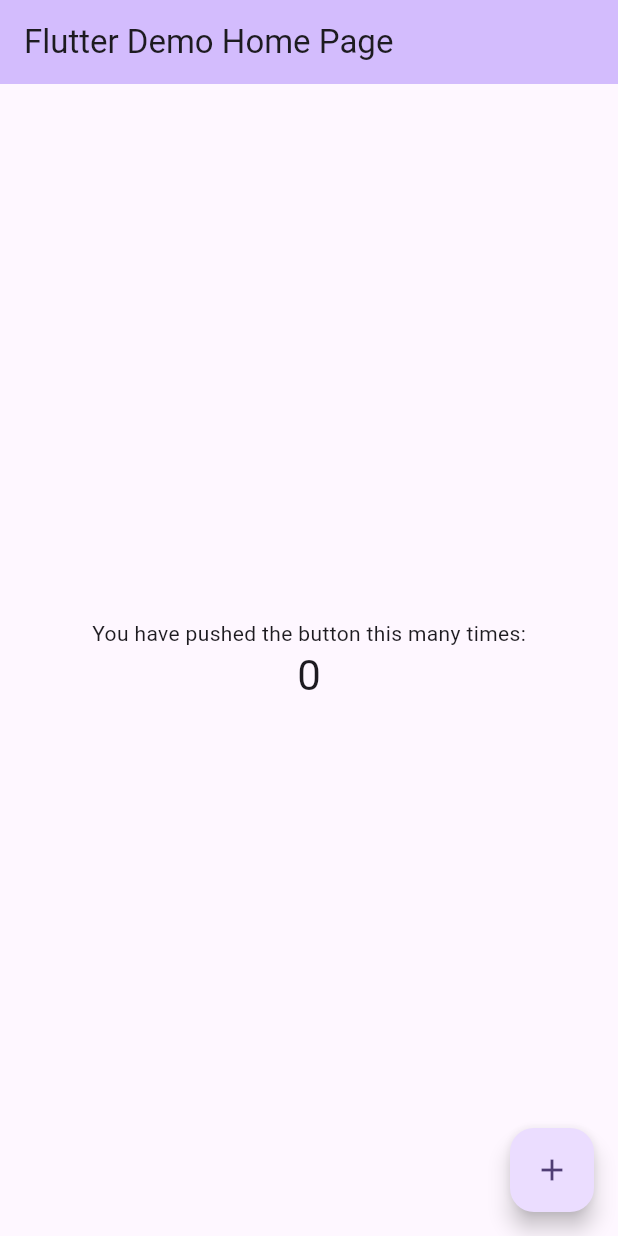
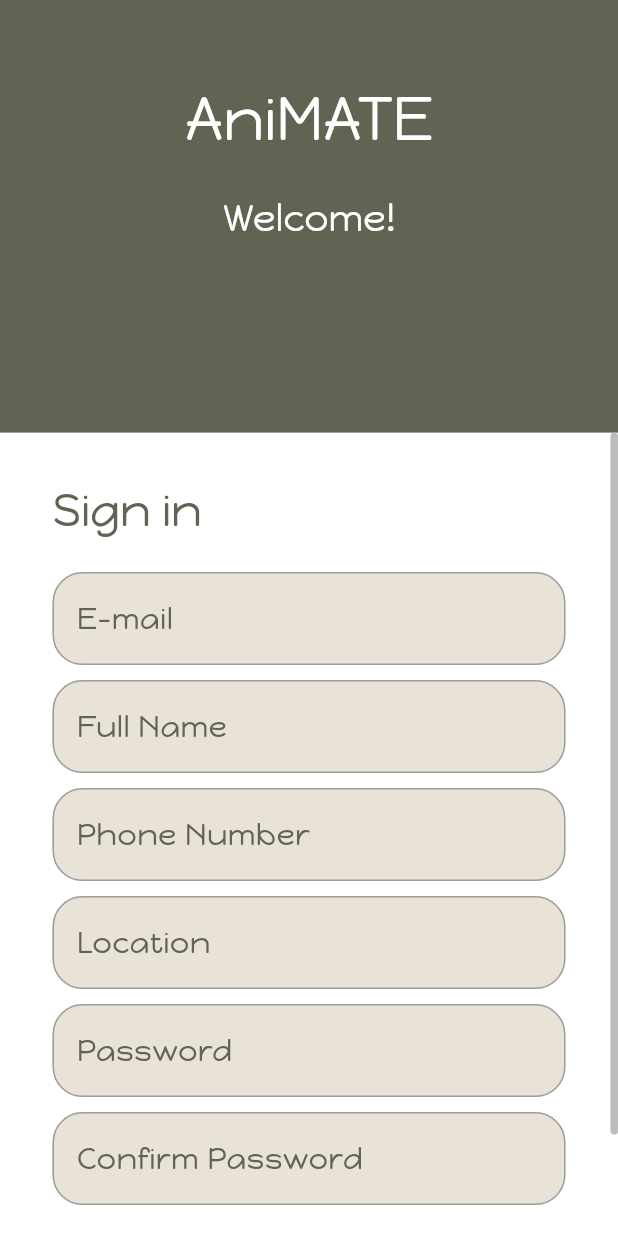
Before and after one commit to Solo0101/AniMate, a Flutter app: the screen it shows after launch, on a phone screen of 412 x 824 dp. Run offline on Flutter 3.47's test engine with Material 3 defaults, Android fonts, the phone set to English and light mode, and no system bars.

Commit message:
Added Register Page and some other components

```diff
--- /dev/null
+++ b/frontend/lib/components/my_button.dart
@@ -0,0 +1,10 @@
+import 'package:flutter/material.dart';
+
+class MyButton extends StatelessWidget {
+  const MyButton({Key? key}) : super(key: key);
+
+  @override
+  Widget build(BuildContext context) {
+    return Container();
+  }
+}
--- /dev/null
+++ b/frontend/lib/components/my_textfield.dart
@@ -0,0 +1,38 @@
+import 'package:flutter/material.dart';
+
+class MyTextField extends StatelessWidget {
+  final controller;
+  final String hintText;
+  final bool obscureText;
+
+  const MyTextField({
+    super.key,
+    required this.controller,
+    required this.hintText,
+    required this.obscureText,
+  });
+
+  @override
+  Widget build(BuildContext context) {
+    return Padding(
+      padding: const EdgeInsets.symmetric(horizontal: 35.0, vertical: 5.0),
+      child: TextField(
+        controller: controller,
+        obscureText: obscureText,
+        decoration: InputDecoration(
+            enabledBorder: OutlineInputBorder(
+              borderRadius: BorderRadius.circular(20.0),
+              borderSide: BorderSide(color: Colors.grey),
+            ),
+            focusedBorder: OutlineInputBorder(
+              borderSide: BorderSide(color: Colors.grey.shade400),
+            ),
+            fillColor: Color(0xAADDD4C3),
+            filled: true,
+            hintText: hintText,
+            hintStyle: TextStyle(color: Color(0xFF626353),
+            fontSize: 20.0)),
+      ),
+    );
+  }
+}
--- a/frontend/lib/main.dart
+++ b/frontend/lib/main.dart
@@ -1,11 +1,12 @@
 import 'package:flutter/material.dart';
+import 'package:frontend/pages/register_page.dart';
 
 void main() {
-  runApp(const MyApp());
+  runApp(const AniMATEApp());
 }
 
-class MyApp extends StatelessWidget {
-  const MyApp({super.key});
+class AniMATEApp extends StatelessWidget {
+  const AniMATEApp({Key? key}) : super(key: key);
 
   // This widget is the root of your application.
   @override
@@ -15,111 +16,18 @@
       theme: ThemeData(
         // This is the theme of your application.
         //
-        // TRY THIS: Try running your application with "flutter run". You'll see
-        // the application has a purple toolbar. Then, without quitting the app,
-        // try changing the seedColor in the colorScheme below to Colors.green
-        // and then invoke "hot reload" (save your changes or press the "hot
-        // reload" button in a Flutter-supported IDE, or press "r" if you used
-        // the command line to start the app).
-        //
+        // Try running your application with "flutter run". You'll see the
+        // application has a blue toolbar. Then, without quitting the app, try
+        // changing the primarySwatch below to Colors.green and then invoke
+        // "hot reload" (press "r" in the console where you ran "flutter run",
+        // or simply save your changes to "hot reload" in a Flutter IDE).
         // Notice that the counter didn't reset back to zero; the application
-        // state is not lost during the reload. To reset the state, use hot
-        // restart instead.
-        //
-        // This works for code too, not just values: Most code changes can be
-        // tested with just a hot reload.
-        colorScheme: ColorScheme.fromSeed(seedColor: Colors.deepPurple),
-        useMaterial3: true,
+        // is not restarted.
+        primarySwatch: Colors.deepOrange,
+        fontFamily: 'HappyMonkey'
       ),
-      home: const MyHomePage(title: 'Flutter Demo Home Page'),
+      darkTheme: ThemeData.dark(),
+      home: RegisterPage(),
     );
   }
 }
-
-class MyHomePage extends StatefulWidget {
-  const MyHomePage({super.key, required this.title});
-
-  // This widget is the home page of your application. It is stateful, meaning
-  // that it has a State object (defined below) that contains fields that affect
-  // how it looks.
-
-  // This class is the configuration for the state. It holds the values (in this
-  // case the title) provided by the parent (in this case the App widget) and
-  // used by the build method of the State. Fields in a Widget subclass are
-  // always marked "final".
-
-  final String title;
-
-  @override
-  State<MyHomePage> createState() => _MyHomePageState();
-}
-
-class _MyHomePageState extends State<MyHomePage> {
-  int _counter = 0;
-
-  void _incrementCounter() {
-    setState(() {
-      // This call to setState tells the Flutter framework that something has
-      // changed in this State, which causes it to rerun the build method below
-      // so that the display can reflect the updated values. If we changed
-      // _counter without calling setState(), then the build method would not be
-      // called again, and so nothing would appear to happen.
-      _counter++;
-    });
-  }
-
-  @override
-  Widget build(BuildContext context) {
-    // This method is rerun every time setState is called, for instance as done
-    // by the _incrementCounter method above.
-    //
-    // The Flutter framework has been optimized to make rerunning build methods
-    // fast, so that you can just rebuild anything that needs updating rather
-    // than having to individually change instances of widgets.
-    return Scaffold(
-      appBar: AppBar(
-        // TRY THIS: Try changing the color here to a specific color (to
-        // Colors.amber, perhaps?) and trigger a hot reload to see the AppBar
-        // change color while the other colors stay the same.
-        backgroundColor: Theme.of(context).colorScheme.inversePrimary,
-        // Here we take the value from the MyHomePage object that was created by
-        // the App.build method, and use it to set our appbar title.
-        title: Text(widget.title),
-      ),
-      body: Center(
-        // Center is a layout widget. It takes a single child and positions it
-        // in the middle of the parent.
-        child: Column(
-          // Column is also a layout widget. It takes a list of children and
-          // arranges them vertically. By default, it sizes itself to fit its
-          // children horizontally, and tries to be as tall as its parent.
-          //
-          // Column has various properties to control how it sizes itself and
-          // how it positions its children. Here we use mainAxisAlignment to
-          // center the children vertically; the main axis here is the vertical
-          // axis because Columns are vertical (the cross axis would be
-          // horizontal).
-          //
-          // TRY THIS: Invoke "debug painting" (choose the "Toggle Debug Paint"
-          // action in the IDE, or press "p" in the console), to see the
-          // wireframe for each widget.
-          mainAxisAlignment: MainAxisAlignment.center,
-          children: <Widget>[
-            const Text(
-              'You have pushed the button this many times:',
-            ),
-            Text(
-              '$_counter',
-              style: Theme.of(context).textTheme.headlineMedium,
-            ),
-          ],
-        ),
-      ),
-      floatingActionButton: FloatingActionButton(
-        onPressed: _incrementCounter,
-        tooltip: 'Increment',
-        child: const Icon(Icons.add),
-      ), // This trailing comma makes auto-formatting nicer for build methods.
-    );
-  }
-}
--- /dev/null
+++ b/frontend/lib/pages/login_page.dart
@@ -0,0 +1,10 @@
+import 'package:flutter/material.dart';
+
+class LoginPage extends StatelessWidget {
+  const LoginPage({Key? key}) : super(key: key);
+
+  @override
+  Widget build(BuildContext context) {
+    return Container();
+  }
+}
--- /dev/null
+++ b/frontend/lib/pages/register_page.dart
@@ -0,0 +1,168 @@
+import 'package:flutter/cupertino.dart';
+import 'package:flutter/material.dart';
+import 'package:frontend/components/my_textfield.dart';
+import 'package:frontend/pages/login_page.dart';
+import 'package:flutter/gestures.dart';
+
+class RegisterPage extends StatelessWidget {
+  RegisterPage({super.key});
+
+  final emailController = TextEditingController();
+  final fullNameController = TextEditingController();
+  final phoneNumberController = TextEditingController();
+  final locationController = TextEditingController();
+  final passwordController = TextEditingController();
+  final confirmPasswordController = TextEditingController();
+
+  @override
+  Widget build(BuildContext context) {
+    return Scaffold(
+      resizeToAvoidBottomInset: false,
+      body: Container(
+        color: Colors.white,
+        child: Column(
+          children: <Widget>[
+            Container(
+              height: MediaQuery.of(context).size.height * 0.35,
+              color: const Color(0xFF626353),
+              child: const Center(
+                child: SafeArea(
+                  child: Column(
+                    children: [
+                      SizedBox(
+                        height: 50,
+                      ),
+                      Text('AniMATE',
+                          style:
+                              TextStyle(fontSize: 40.0, color: Colors.white)),
+                      SizedBox(
+                        height: 20,
+                      ),
+                      Text('Welcome!',
+                          style: TextStyle(fontSize: 25.0, color: Colors.white))
+                    ],
+                  ),
+                ),
+              ),
+            ),
+            Container(
+              height: MediaQuery.of(context).size.height * 0.65,
+              child: Scrollbar(
+                thickness: 5.0,
+                thumbVisibility: true,
+                radius: const Radius.circular(20.0),
+                child: SingleChildScrollView(
+                  child: Column(
+                    children: [
+                      Padding(
+                        padding:
+                            const EdgeInsets.fromLTRB(35.0, 30.0, 0.0, 15.0),
+                        child: Row(
+                          mainAxisAlignment: MainAxisAlignment.start,
+                          children: [
+                            Text('Sign in',
+                                style: TextStyle(
+                                  fontSize: 30.0,
+                                  color: Color(0xFF626353),
+                                )),
+                          ],
+                        ),
+                      ),
+                      MyTextField(
+                        controller: emailController,
+                        hintText: 'E-mail',
+                        obscureText: false,
+                      ),
+                      MyTextField(
+                        controller: fullNameController,
+                        hintText: 'Full Name',
+                        obscureText: false,
+                      ),
+                      MyTextField(
+                        controller: phoneNumberController,
+                        hintText: 'Phone Number',
+                        obscureText: false,
+                      ),
+                      MyTextField(
+                        controller: locationController,
+                        hintText: 'Location',
+                        obscureText: false,
+                      ),
+                      MyTextField(
+                        controller: passwordController,
+                        hintText: 'Password',
+                        obscureText: true,
+                      ),
+                      MyTextField(
+                        controller: confirmPasswordController,
+                        hintText: 'Confirm Password',
+                        obscureText: true,
+                      ),
+                      Padding(
+                        padding:
+                            const EdgeInsets.fromLTRB(35.0, 15.0, 35.0, 20.0),
+                        child: Row(
+                          children: [
+                            Column(
+                              crossAxisAlignment: CrossAxisAlignment.start,
+                              children: [
+                                Text(
+                                  'Already have an account?',
+                                  style: TextStyle(
+                                    fontSize: 20.0,
+                                    color: Color(0xFF626353),
+                                  ),
+                                ),
+                                Row(
+                                  mainAxisAlignment: MainAxisAlignment.start,
+                                  children: [
+                                    Text(
+                                      'Login ',
+                                      style: TextStyle(
+                                        fontSize: 20.0,
+                                        color: Color(0xFF626353),
+                                      ),
+                                    ),
+                                    RichText(
+                                      text: TextSpan(
+                                          text: 'here',
+                                          style: TextStyle(
+                                            fontFamily: 'HappyMonkey',
+                                            color: Colors.blue,
+                                            fontSize: 20.0
+                                          ),
+                                          recognizer: new TapGestureRecognizer()
+                                            ..onTap = () {
+                                              Navigator.push(
+                                                            context,
+                                                            MaterialPageRoute(
+                                                                builder: (context) => LoginPage()));
+                                                      },
+                                            ),
+                                    ),
+                                    Text(
+                                      '!',
+                                      style: TextStyle(
+                                        fontSize: 20.0,
+                                        color: Color(0xFF626353),
+                                      ),
+                                    ),
+
+                                  ],
+                                )
+                              ],
+                            )
+                          ],
+                        ),
+                      )
+                    ],
+                  ),
+                ),
+              ),
+            )
+          ],
+        ),
+      ),
+    );
+  }
+}
```
Also changed, not shown: frontend/pubspec.yaml (+9 -3 lines), frontend/lib/fonts/HappyMonkey-Regular.ttf (added).
